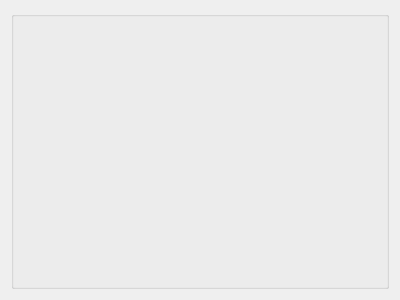
Before: the Qt Designer form ui/widgettabeff.ui in flagage/volleyclubstats, drawn with Qt 5.
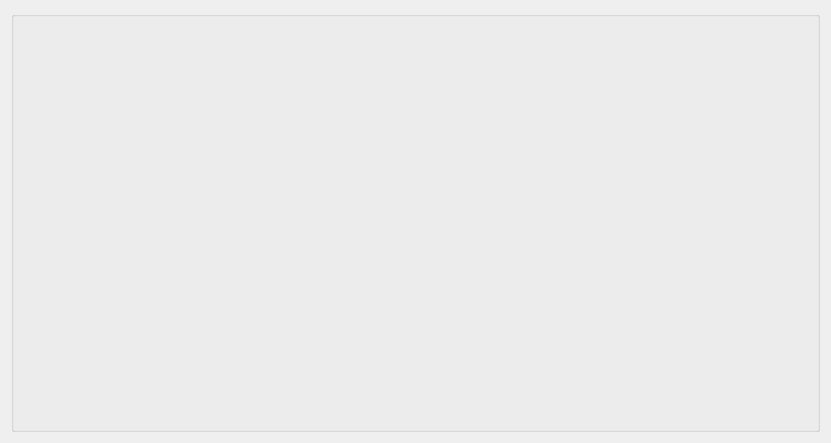
After: the same form once the commit is applied.

The edit to the form file:
```diff
--- a/ui/widgettabeff.ui
+++ b/ui/widgettabeff.ui
@@ -6,8 +6,8 @@
    <rect>
     <x>0</x>
     <y>0</y>
-    <width>400</width>
-    <height>300</height>
+    <width>831</width>
+    <height>443</height>
    </rect>
   </property>
   <property name="windowTitle">
```
